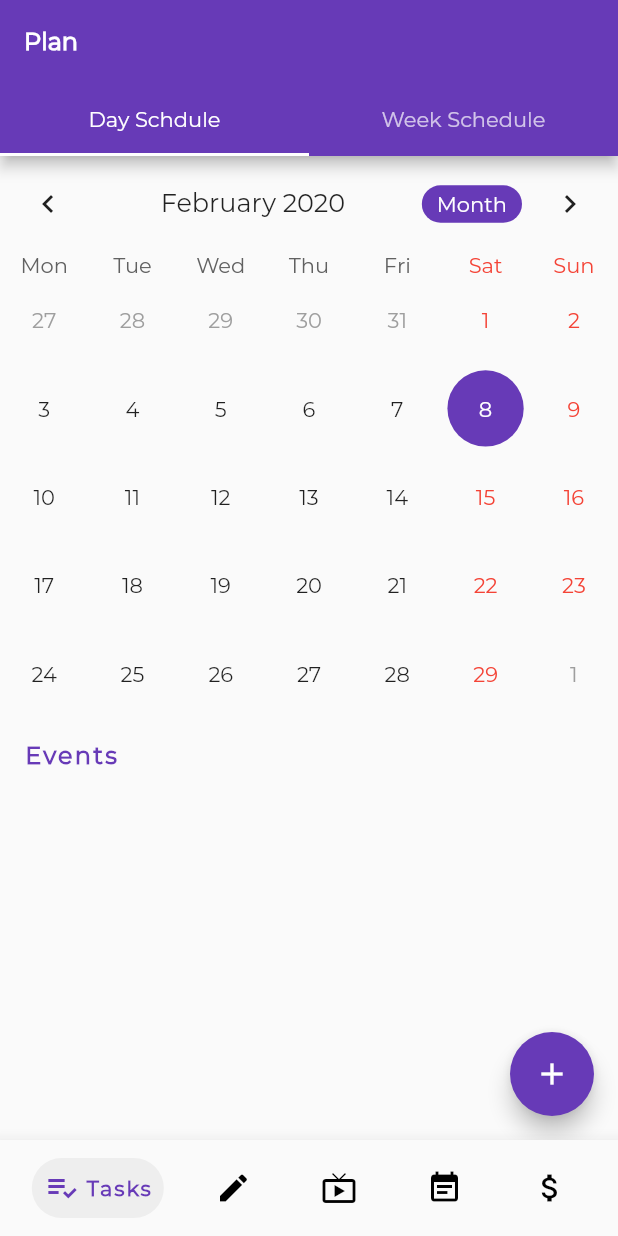
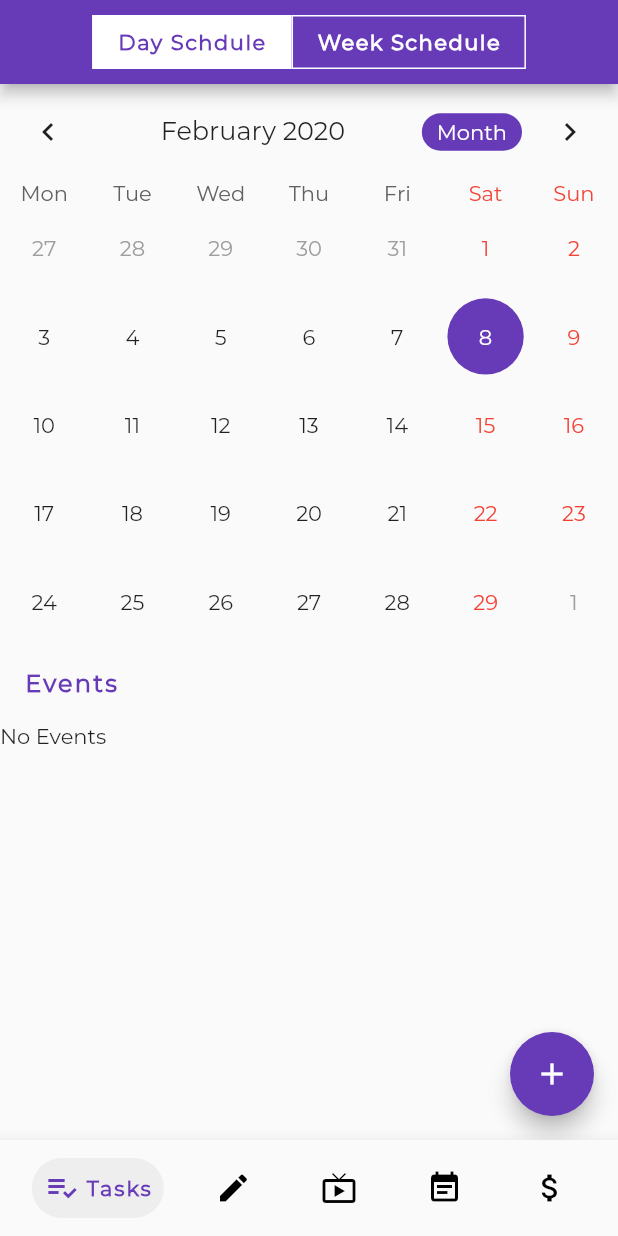
Before and after one commit to Marishwaran99/MakeMyDay, a Flutter app: the screen it shows after launch, swiped to page 4, on a phone screen of 412 x 824 dp. Run offline on Flutter 3.47's test engine with Material 2 defaults, Android fonts, the phone set to English and light mode, and no system bars; drawn by our look-alikes of table_calendar; our stand-ins replace flutter_local_notifications, flutter_speed_dial, pie_chart, shared_preferences, sqflite, toast and 2 more; accounts and stored records are empty.

Commit message:
bug fixes

```diff
--- a/lib/screens/budget_stats_screen.dart
+++ b/lib/screens/budget_stats_screen.dart
@@ -19,7 +19,7 @@ class _BudgetStatsScreenState extends State<BudgetStatsScreen> {
   int totalExpense;
   int remainingBalance;
   Map<String, double> dataMap = Map<String, double>();
-  List<Color> colorList = [Colors.deepPurple, Colors.red[200], Colors.green];
+  List<Color> colorList = [Colors.red[200], Colors.deepPurple];
   @override
   void initState() {
     super.initState();
@@ -82,8 +82,6 @@ class _BudgetStatsScreenState extends State<BudgetStatsScreen> {
     }
     setState(() {
       remainingBalance = totalIncome - totalExpense;
-
-      dataMap.putIfAbsent("Income", () => totalIncome.toDouble());
       dataMap.putIfAbsent("Expense", () => totalExpense.toDouble());
       dataMap.putIfAbsent("Balance", () => remainingBalance.toDouble());
     });
--- a/lib/screens/calendar_events_screen.dart
+++ b/lib/screens/calendar_events_screen.dart
@@ -2,6 +2,7 @@ import 'dart:convert';
 
 import 'package:flutter/cupertino.dart';
 import 'package:flutter/material.dart';
+import 'package:flutter_local_notifications/flutter_local_notifications.dart';
 import 'package:shared_preferences/shared_preferences.dart';
 import 'package:table_calendar/table_calendar.dart';
 
@@ -13,6 +14,7 @@ class CalendarEventsScreen extends StatefulWidget {
 class _CalendarEventsScreenState extends State<CalendarEventsScreen> {
   CalendarController _calendarController;
   Map<DateTime, List<dynamic>> _events;
+  FlutterLocalNotificationsPlugin flutterLocalNotificationsPlugin;
 
   List<dynamic> _selectedEvents;
   TextEditingController _eventController;
@@ -20,6 +22,15 @@ class _CalendarEventsScreenState extends State<CalendarEventsScreen> {
   @override
   void initState() {
     super.initState();
+    var initialisationSettingsAndroid =
+        AndroidInitializationSettings('@mipmap/launcher_icon');
+    var initialisationSettingsIos = IOSInitializationSettings();
+
+    flutterLocalNotificationsPlugin = FlutterLocalNotificationsPlugin();
+    var initializationSettings = InitializationSettings(
+        initialisationSettingsAndroid, initialisationSettingsIos);
+
+    flutterLocalNotificationsPlugin.initialize(initializationSettings);
     _calendarController = CalendarController();
     _events = Map<DateTime, List<dynamic>>();
     _selectedEvents = List<dynamic>();
@@ -31,6 +42,8 @@ class _CalendarEventsScreenState extends State<CalendarEventsScreen> {
     _sharedPreferences = await SharedPreferences.getInstance();
     _events = Map<DateTime, List<dynamic>>.from(
         decodeMap(json.decode(_sharedPreferences.getString("events") ?? "{}")));
+
+    _selectedEvents = _events[_calendarController.selectedDay];
     setState(() {});
   }
 
@@ -261,6 +274,7 @@ class _CalendarEventsScreenState extends State<CalendarEventsScreen> {
                   }
                   _sharedPreferences.setString(
                       "events", json.encode(encodeMap(_events)));
+
                   _eventController.clear();
                   Navigator.pop(context);
                 });
--- a/lib/screens/schedule_screen.dart
+++ b/lib/screens/schedule_screen.dart
@@ -7,33 +7,54 @@ class ScheduleScreen extends StatefulWidget {
   _ScheduleScreenState createState() => _ScheduleScreenState();
 }
 
-class _ScheduleScreenState extends State<ScheduleScreen>
-    with SingleTickerProviderStateMixin {
-  String title = 'Plan';
+class _ScheduleScreenState extends State<ScheduleScreen> {
   List<String> _scheduleTabs = ['Day Schdule', 'Week Schedule'];
-  TabController _tabController;
-
+  List<Widget> _screens = [CalendarEventsScreen(), WeeklyPlanScreen()];
+  int _index = 0;
   @override
   void initState() {
     super.initState();
-    _tabController = TabController(length: _scheduleTabs.length, vsync: this);
   }
 
   @override
   Widget build(BuildContext context) {
     return Scaffold(
       appBar: AppBar(
-        title: Text(
-          title,
-          style: TextStyle(fontSize: 16, fontWeight: FontWeight.bold),
-        ),
-        bottom: TabBar(
-            controller: _tabController,
-            tabs: _scheduleTabs.map((t) => Tab(child: Text(t))).toList()),
-      ),
-      body: TabBarView(
-          controller: _tabController,
-          children: <Widget>[CalendarEventsScreen(), WeeklyPlanScreen()]),
+          centerTitle: true,
+          title: Row(
+              mainAxisSize: MainAxisSize.max,
+              mainAxisAlignment: MainAxisAlignment.center,
+              children: _scheduleTabs.map((t) {
+                int i = _scheduleTabs.indexOf(t);
+                bool isSelected = _index == i;
+                return InkWell(
+                  onTap: () {
+                    setState(() {
+                      _index = _index == 0 ? 1 : 0;
+                    });
+                  },
+                  child: Container(
+                      height: 36,
+                      padding:
+                          EdgeInsets.symmetric(horizontal: 16, vertical: 4),
+                      decoration: BoxDecoration(
+                          border: Border.all(color: Colors.white),
+                          color: isSelected ? Colors.white : Colors.deepPurple),
+                      child: Center(
+                        child: Text(
+                          t,
+                          style: TextStyle(
+                            fontSize: 14,
+                            fontWeight: FontWeight.bold,
+                            letterSpacing: 1,
+                            color:
+                                isSelected ? Colors.deepPurple : Colors.white,
+                          ),
+                        ),
+                      )),
+                );
+              }).toList())),
+      body: _screens[_index],
     );
   }
 }
--- a/pubspec.yaml
+++ b/pubspec.yaml
@@ -35,6 +35,7 @@ dependencies:
   pie_chart:
   flutter_speed_dial:
   table_calendar:
+  transparent_image:
 dev_dependencies:
   flutter_test:
     sdk: flutter
```
Also changed, not shown: lib/screens/add_budget_plan_screen.dart (+36 -4 lines), lib/screens/all_transaction_screen.dart (+5 -3 lines), lib/screens/news_page.dart (+11 -4 lines), lib/screens/weekly_plan_screen.dart (+12 -6 lines), pubspec.lock.
